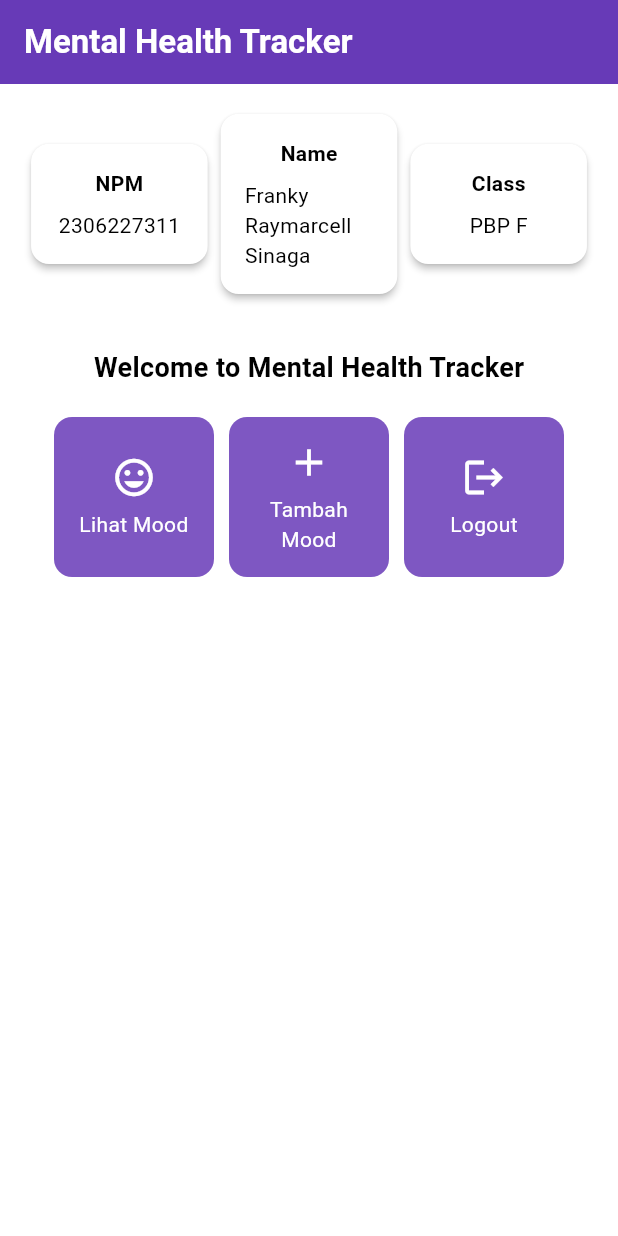
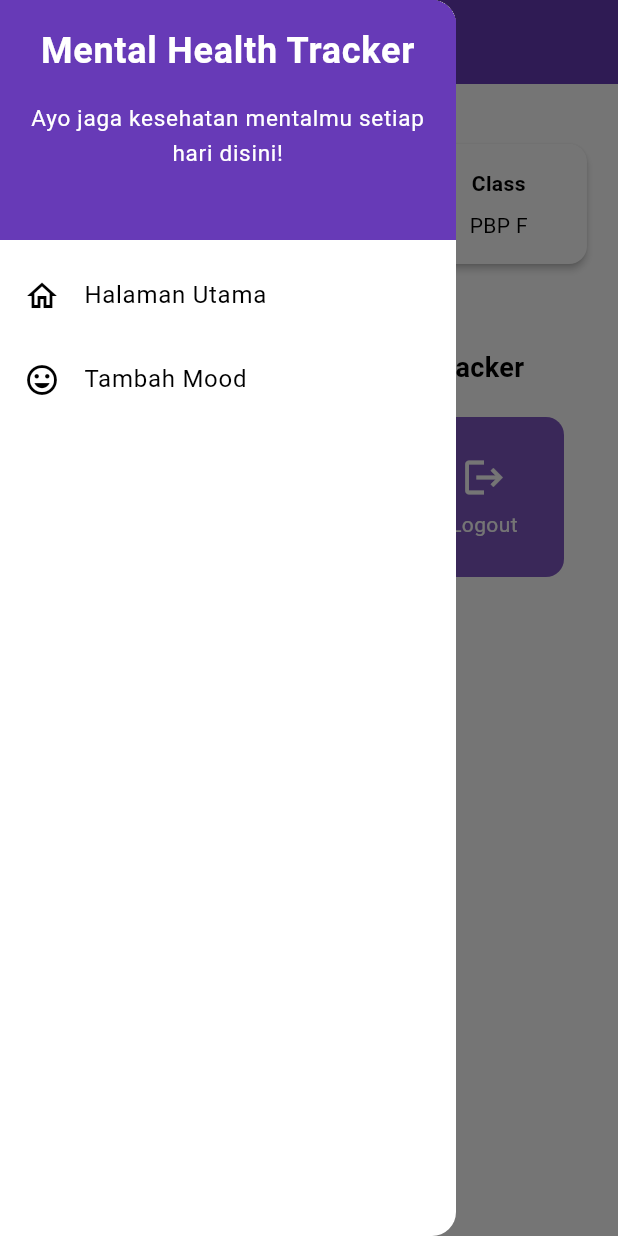
Before and after one commit to FrankyRay/pbp-tutorial-mobile, a Flutter app: the screen it shows after launch, with the side drawer open (before the commit the screen has no drawer), on a phone screen of 412 x 824 dp. Run offline on Flutter 3.47's test engine with Material 3 defaults, Android fonts, the phone set to English and light mode, and no system bars.

Commit message:
Tutorial 7

```diff
--- a/lib/main.dart
+++ b/lib/main.dart
@@ -1,5 +1,5 @@
 import 'package:flutter/material.dart';
-import 'package:myapp/menu.dart';
+import 'package:mental_health_tracker/menu.dart';
 
 void main() {
   runApp(const MyApp());
--- a/lib/menu.dart
+++ b/lib/menu.dart
@@ -1,4 +1,6 @@
 import 'package:flutter/material.dart';
+// Impor drawer widget
+import 'package:mental_health_tracker/widgets/left_drawer.dart';
 
 class MyHomePage extends StatelessWidget {
   final String npm = '2306227311'; // NPM
@@ -29,7 +31,11 @@ class MyHomePage extends StatelessWidget {
         ),
         // Warna latar belakang AppBar diambil dari skema warna tema aplikasi.
         backgroundColor: Theme.of(context).colorScheme.primary,
+        // Mengganti warna icon drawer menjadi putih
+        iconTheme: const IconThemeData(color: Colors.white),
       ),
+      // Masukkan drawer sebagai parameter nilai drawer dari widget Scaffold
+      drawer: const LeftDrawer(),
       // Body halaman dengan padding di sekelilingnya.
       body: Padding(
         padding: const EdgeInsets.all(16.0),
@@ -157,6 +163,11 @@ class ItemCard extends StatelessWidget {
             ..hideCurrentSnackBar()
             ..showSnackBar(SnackBar(
                 content: Text("Kamu telah menekan tombol ${item.name}!")));
+
+          // Navigate ke route yang sesuai (tergantung jenis tombol)
+          if (item.name == "Tambah Mood") {
+            // TODO: Gunakan Navigator.push untuk melakukan navigasi ke MaterialPageRoute yang mencakup MoodEntryFormPage.
+          }
         },
         // Container untuk menyimpan Icon dan Text
         child: Container(
--- /dev/null
+++ b/lib/widgets/left_drawer.dart
@@ -0,0 +1,67 @@
+import 'package:flutter/material.dart';
+import 'package:mental_health_tracker/menu.dart';
+import 'package:mental_health_tracker/moodentry_form.dart';
+
+class LeftDrawer extends StatelessWidget {
+  const LeftDrawer({super.key});
+
+  @override
+  Widget build(BuildContext context) {
+    return Drawer(
+      child: ListView(
+        children: [
+          DrawerHeader(
+            decoration: BoxDecoration(
+              color: Theme.of(context).colorScheme.primary,
+            ),
+            child: const Column(
+              children: [
+                Text(
+                  'Mental Health Tracker',
+                  textAlign: TextAlign.center,
+                  style: TextStyle(
+                    fontSize: 24,
+                    fontWeight: FontWeight.bold,
+                    color: Colors.white,
+                  ),
+                ),
+                Padding(padding: EdgeInsets.all(8)),
+                Text(
+                  "Ayo jaga kesehatan mentalmu setiap hari disini!",
+                  textAlign: TextAlign.center,
+                  style: TextStyle(
+                    fontSize: 15,
+                    color: Colors.white,
+                  ),
+                ),
+              ],
+            ),
+          ),
+          ListTile(
+            leading: const Icon(Icons.home_outlined),
+            title: const Text('Halaman Utama'),
+            // Bagian redirection ke MyHomePage
+            onTap: () {
+              Navigator.pushReplacement(
+                  context,
+                  MaterialPageRoute(
+                    builder: (context) => MyHomePage(),
+                  ));
+            },
+          ),
+          ListTile(
+            leading: const Icon(Icons.mood),
+            title: const Text('Tambah Mood'),
+            // Bagian redirection ke MoodEntryFormPage
+            onTap: () {
+              Navigator.push(
+                  context,
+                  MaterialPageRoute(
+                      builder: (context) => const MoodEntryFormPage()));
+            },
+          ),
+        ],
+      ),
+    );
+  }
+}
--- a/pubspec.yaml
+++ b/pubspec.yaml
@@ -1,4 +1,4 @@
-name: myapp
+name: mental_health_tracker
 description: "A new Flutter project."
 # The following line prevents the package from being accidentally published to
 # pub.dev using `flutter pub publish`. This is preferred for private packages.
```
Also changed, not shown: lib/moodentry_form.dart (added, +158 -0 lines).
